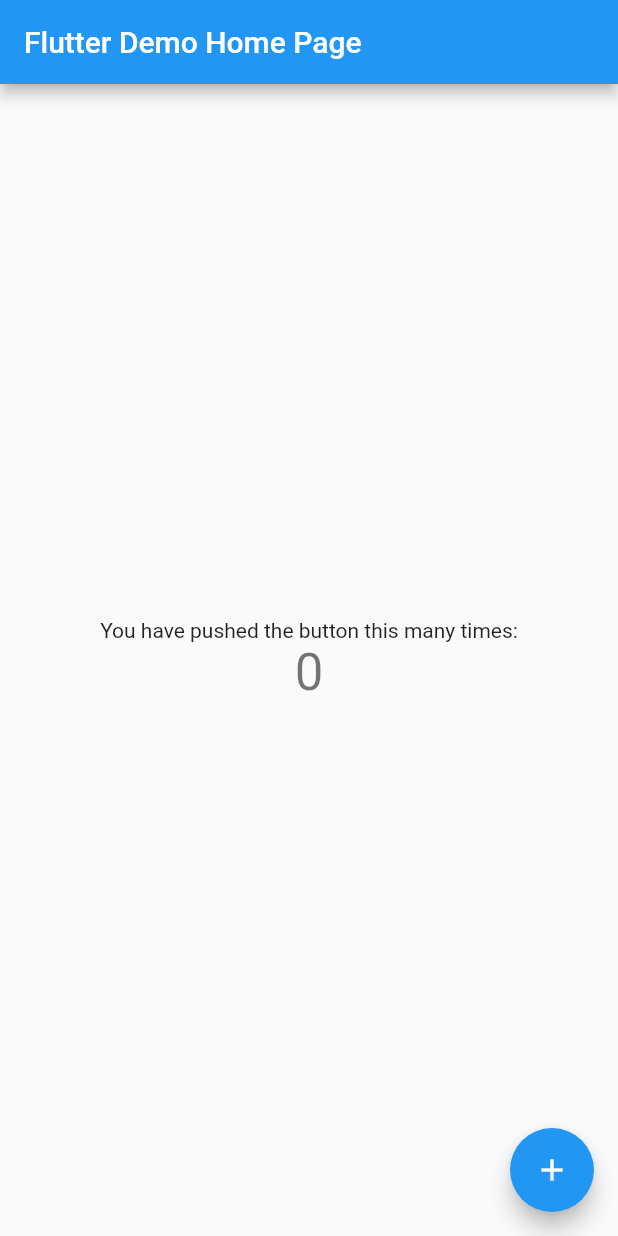
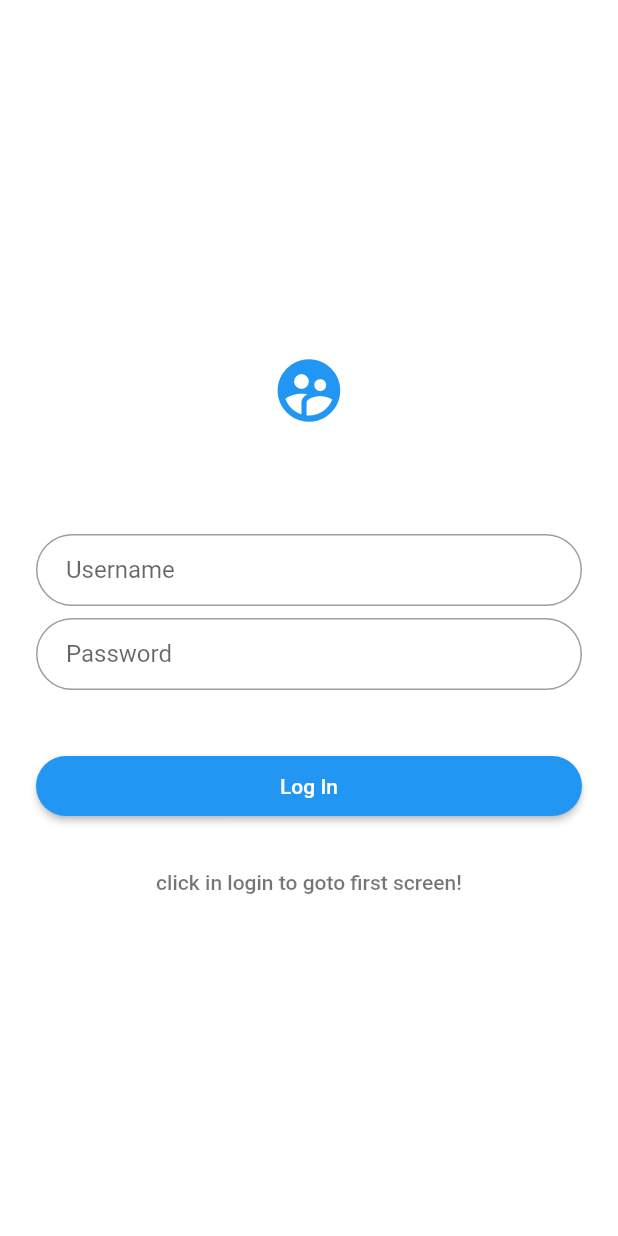
Before and after one commit to wanchai2102/FlutterApp, a Flutter app: the screen it shows after launch, on a phone screen of 412 x 824 dp. Run offline on Flutter 3.47's test engine with Material 2 defaults, Android fonts, the phone set to English and light mode, and no system bars.

Commit message:
add function login

```diff
--- a/lib/main.dart
+++ b/lib/main.dart
@@ -1,4 +1,5 @@
 import 'package:flutter/material.dart';
+import 'package:flutter_app/screens/login.dart';
 
 void main() => runApp(MyApp());
 
@@ -9,103 +10,10 @@ class MyApp extends StatelessWidget {
     return MaterialApp(
       title: 'Flutter Demo',
       theme: ThemeData(
-        // This is the theme of your application.
-        //
-        // Try running your application with "flutter run". You'll see the
-        // application has a blue toolbar. Then, without quitting the app, try
-        // changing the primarySwatch below to Colors.green and then invoke
-        // "hot reload" (press "r" in the console where you ran "flutter run",
-        // or simply save your changes to "hot reload" in a Flutter IDE).
-        // Notice that the counter didn't reset back to zero; the application
-        // is not restarted.
+
         primarySwatch: Colors.blue,
       ),
-      home: MyHomePage(title: 'Flutter Demo Home Page'),
+      home: LoginPage(),
     );
   }
 }
-
-class MyHomePage extends StatefulWidget {
-  MyHomePage({Key key, this.title}) : super(key: key);
-
-  // This widget is the home page of your application. It is stateful, meaning
-  // that it has a State object (defined below) that contains fields that affect
-  // how it looks.
-
-  // This class is the configuration for the state. It holds the values (in this
-  // case the title) provided by the parent (in this case the App widget) and
-  // used by the build method of the State. Fields in a Widget subclass are
-  // always marked "final".
-
-  final String title;
-
-  @override
-  _MyHomePageState createState() => _MyHomePageState();
-}
-
-class _MyHomePageState extends State<MyHomePage> {
-  int _counter = 0;
-
-  void _incrementCounter() {
-    setState(() {
-      // This call to setState tells the Flutter framework that something has
-      // changed in this State, which causes it to rerun the build method below
-      // so that the display can reflect the updated values. If we changed
-      // _counter without calling setState(), then the build method would not be
-      // called again, and so nothing would appear to happen.
-      _counter++;
-    });
-  }
-
-  @override
-  Widget build(BuildContext context) {
-    // This method is rerun every time setState is called, for instance as done
-    // by the _incrementCounter method above.
-    //
-    // The Flutter framework has been optimized to make rerunning build methods
-    // fast, so that you can just rebuild anything that needs updating rather
-    // than having to individually change instances of widgets.
-    return Scaffold(
-      appBar: AppBar(
-        // Here we take the value from the MyHomePage object that was created by
-        // the App.build method, and use it to set our appbar title.
-        title: Text(widget.title),
-      ),
-      body: Center(
-        // Center is a layout widget. It takes a single child and positions it
-        // in the middle of the parent.
-        child: Column(
-          // Column is also a layout widget. It takes a list of children and
-          // arranges them vertically. By default, it sizes itself to fit its
-          // children horizontally, and tries to be as tall as its parent.
-          //
-          // Invoke "debug painting" (press "p" in the console, choose the
-          // "Toggle Debug Paint" action from the Flutter Inspector in Android
-          // Studio, or the "Toggle Debug Paint" command in Visual Studio Code)
-          // to see the wireframe for each widget.
-          //
-          // Column has various properties to control how it sizes itself and
-          // how it positions its children. Here we use mainAxisAlignment to
-          // center the children vertically; the main axis here is the vertical
-          // axis because Columns are vertical (the cross axis would be
-          // horizontal).
-          mainAxisAlignment: MainAxisAlignment.center,
-          children: <Widget>[
-            Text(
-              'You have pushed the button this many times:',
-            ),
-            Text(
-              '$_counter',
-              style: Theme.of(context).textTheme.display1,
-            ),
-          ],
-        ),
-      ),
-      floatingActionButton: FloatingActionButton(
-        onPressed: _incrementCounter,
-        tooltip: 'Increment',
-        child: Icon(Icons.add),
-      ), // This trailing comma makes auto-formatting nicer for build methods.
-    );
-  }
-}
--- /dev/null
+++ b/lib/models/LoginModel.dart
@@ -0,0 +1,25 @@
+import 'dart:convert';
+
+LoginModel loginModelFromJson(String str) => LoginModel.fromJson(json.decode(str));
+
+String loginModelToJson(LoginModel data) => json.encode(data.toJson());
+
+class LoginModel {
+    String uUsername;
+    String uPassword;
+
+    LoginModel({
+        this.uUsername,
+        this.uPassword,
+    });
+
+    factory LoginModel.fromJson(Map<String, dynamic> json) => LoginModel(
+        uUsername: json["u_username"],
+        uPassword: json["u_password"],
+    );
+
+    Map<String, dynamic> toJson() => {
+        "u_username": uUsername,
+        "u_password": uPassword,
+    };
+}
--- /dev/null
+++ b/lib/screens/home.dart
@@ -0,0 +1,14 @@
+import 'package:flutter/material.dart';
+class HomePage extends StatefulWidget {
+  @override
+  _HomePageState createState() => _HomePageState();
+}
+
+class _HomePageState extends State<HomePage> {
+  @override
+  Widget build(BuildContext context) {
+    return Scaffold(
+
+    );
+  }
+}
--- /dev/null
+++ b/lib/screens/login.dart
@@ -0,0 +1,131 @@
+import 'dart:convert';
+
+import 'package:flutter/material.dart';
+import 'package:flutter_app/models/LoginModel.dart';
+import 'package:http/http.dart' as http;
+
+class LoginPage extends StatefulWidget {
+  static String tag = 'login-page';
+  @override
+  _LoginPageState createState() => new _LoginPageState();
+}
+
+class _LoginPageState extends State<LoginPage> {
+  var _usernameController = TextEditingController();
+  var _passwordController = TextEditingController();
+
+
+
+  Future<dynamic> _loginUser(String username, String password) async {
+    var reqLogin = LoginModel();
+    /* set username password  in json model*/
+    reqLogin.uUsername = username;
+    reqLogin.uPassword = password;
+
+    String jsonReq = loginModelToJson(reqLogin);
+    //  print(jsonReq);
+    var url = 'https://api.fasicare.com/api_app/account/login';
+    var response = await http.post(url,
+        body: jsonReq, headers: {"Content-Type": "application/json"});
+  return response.body;
+    // print(response.body);
+    // print(response.statusCode.toString());
+  }
+
+  @override
+  Widget build(BuildContext context) {
+    final logo = Hero(
+      tag: 'hero',
+      child: CircleAvatar(
+        backgroundColor: Colors.transparent,
+        radius: 48.0,
+        child: Icon(
+          Icons.supervised_user_circle,
+          color: Colors.blue,
+          size: 50.0,
+        ),
+      ),
+    );
+
+    final username = TextFormField(
+      // keyboardType: TextInputType.emailAddress,
+      autofocus: false,
+      decoration: InputDecoration(
+        hintText: 'Username',
+        contentPadding: EdgeInsets.fromLTRB(20.0, 10.0, 20.0, 10.0),
+        border: OutlineInputBorder(borderRadius: BorderRadius.circular(32.0)),
+      ),
+      controller: _usernameController,
+    );
+
+    final password = TextFormField(
+      autofocus: false,
+      obscureText: true,
+      decoration: InputDecoration(
+        hintText: 'Password',
+        contentPadding: EdgeInsets.fromLTRB(20.0, 10.0, 20.0, 10.0),
+        border: OutlineInputBorder(borderRadius: BorderRadius.circular(32.0)),
+      ),
+      controller: _passwordController,
+    );
+
+    final loginButton = Padding(
+      padding: EdgeInsets.symmetric(vertical: 16.0),
+      child: RaisedButton(
+        shape: RoundedRectangleBorder(
+          borderRadius: BorderRadius.circular(24),
+        ),
+        onPressed: () async {
+          // print(_usernameController.text);
+          // print(_passwordController.text);
+          var res = await _loginUser(
+              _usernameController.text, _passwordController.text);
+
+           var item = json.decode(res);
+
+           print(item);
+          // Navigator.push(
+          //   context,
+          //   MaterialPageRoute(builder: (context) => Firstpage()),
+          // );
+        },
+        padding: EdgeInsets.all(12),
+        color: Colors.blue,
+        child: Text('Log In', style: TextStyle(color: Colors.white)),
+      ),
+    );
+
+    final backtext = FlatButton(
+      child: Text(
+        'click in login to goto first screen!',
+        style: TextStyle(color: Colors.black54),
+      ),
+      onPressed: () {},
+    );
+
+    return Scaffold(
+      backgroundColor: Colors.white,
+      body: Center(
+        child: ListView(
+          shrinkWrap: true,
+          padding: EdgeInsets.only(left: 24.0, right: 24.0),
+          children: <Widget>[
+            // Text('happy birthday login),
+            logo,
+            SizedBox(height: 48.0),
+            username,
+            SizedBox(height: 8.0),
+            password,
+            SizedBox(height: 24.0),
+            loginButton,
+            backtext
+          ],
+        ),
+      ),
+    );
+  }
+}
+
+void odlogin(String username, String password) {
+  print(username);
+}
--- a/pubspec.yaml
+++ b/pubspec.yaml
@@ -23,6 +23,7 @@ dependencies:
   # The following adds the Cupertino Icons font to your application.
   # Use with the CupertinoIcons class for iOS style icons.
   cupertino_icons: ^0.1.2
+  http: ^0.12.0+2
 
 dev_dependencies:
   flutter_test:
```
Also changed, not shown: pubspec.lock.
